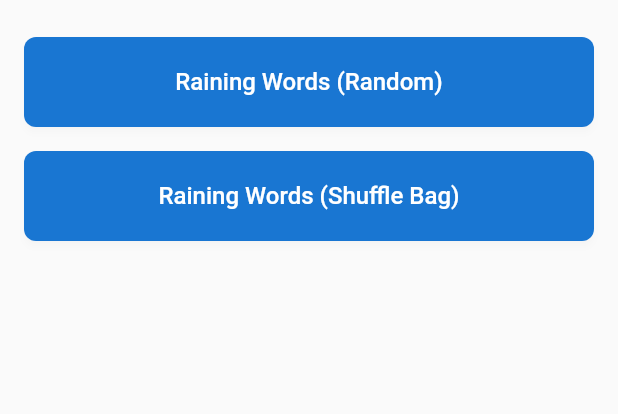
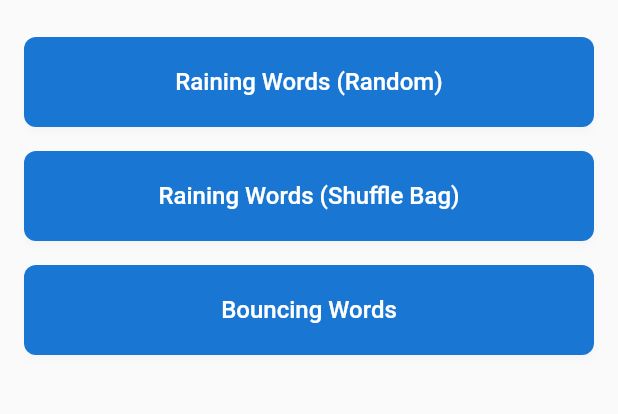
Before and after one commit to Roathy/flame-based-games, a Flutter app: the screen it shows after launch, on a phone screen of 412 x 824 dp, the part 59-473 px from its top. Run offline on Flutter 3.47's test engine with Material 3 defaults, Android fonts, the phone set to English and light mode, and no system bars; our stand-ins replace equatable, flutter_riverpod, flutter_tts, get_it, go_router; missing offline and left inert: flame.

Commit message:
create new game mechanic feature and basic setup

```diff
--- a/lib/core/games/data/repositories/level_manager.dart
+++ b/lib/core/games/data/repositories/level_manager.dart
@@ -38,5 +38,13 @@ class LevelManager {
         'shuffling_method': 'shuffleBag',
       },
     ),
+    const GameLevelConfig(
+      id: '4',
+      name: 'Bouncing Words',
+      gameType: FlameGameType.bouncingWordsGame,
+      difficulty: Difficulty.easy,
+      instruction: 'Tap the bouncing words!',
+      parameters: {},
+    ),
   ];
 }
--- a/lib/core/games/domain/enums/flame_game_type.dart
+++ b/lib/core/games/domain/enums/flame_game_type.dart
@@ -1 +1 @@
-enum FlameGameType { tapGame, dragGame, sequenceGame, rainingWordsGame }
+enum FlameGameType { tapGame, dragGame, sequenceGame, rainingWordsGame, bouncingWordsGame }
--- /dev/null
+++ b/lib/features/bouncing_words_game/flame/bouncing_words_game.dart
@@ -0,0 +1,5 @@
+import 'package:flame_based_games/core/games/domain/entities/mirapp_flame_game.dart';
+
+class BouncingWordsGame extends MirappFlameGame {
+  BouncingWordsGame({required super.levelConfig});
+}
--- a/lib/features/game_host/presentation/pages/flame_game_host_page.dart
+++ b/lib/features/game_host/presentation/pages/flame_game_host_page.dart
@@ -12,6 +12,7 @@ import '../../../tap_game/flame/tap_game.dart';
 import '../widgets/game_overlay.dart';
 
 
+import '../../../bouncing_words_game/flame/bouncing_words_game.dart';
 import '../../../raining_words_game/domain/enums/shuffling_method.dart';
 
 class FlameGameHostPage extends StatefulWidget {
@@ -65,6 +66,8 @@ class _FlameGameHostPageState extends State<FlameGameHostPage> {
         return TapGame(levelConfig: config);
       case FlameGameType.rainingWordsGame:
         return RainingWordsGame(levelConfig: config);
+      case FlameGameType.bouncingWordsGame:
+        return BouncingWordsGame(levelConfig: config);
       default:
         throw UnimplementedError(
           'Game type not implemented: ${config.gameType}',
--- a/lib/features/home/presentation/pages/home_page.dart
+++ b/lib/features/home/presentation/pages/home_page.dart
@@ -50,6 +50,21 @@ class HomePage extends ConsumerWidget {
               }
             },
           ),
+          GameActivityButton(
+            title: 'Bouncing Words',
+            onPressed: () {
+              final GameLevelConfig? bouncingWordsLevel = LevelManager.levels.firstWhereOrNull(
+                (level) => level.id == '4',
+              );
+              if (bouncingWordsLevel != null) {
+                context.push('/game/\${bouncingWordsLevel.id}');
+              } else {
+                ScaffoldMessenger.of(context).showSnackBar(
+                  const SnackBar(content: Text('Bouncing Words game level not found!')),
+                );
+              }
+            },
+          ),
         ],
       ),
     );
```
